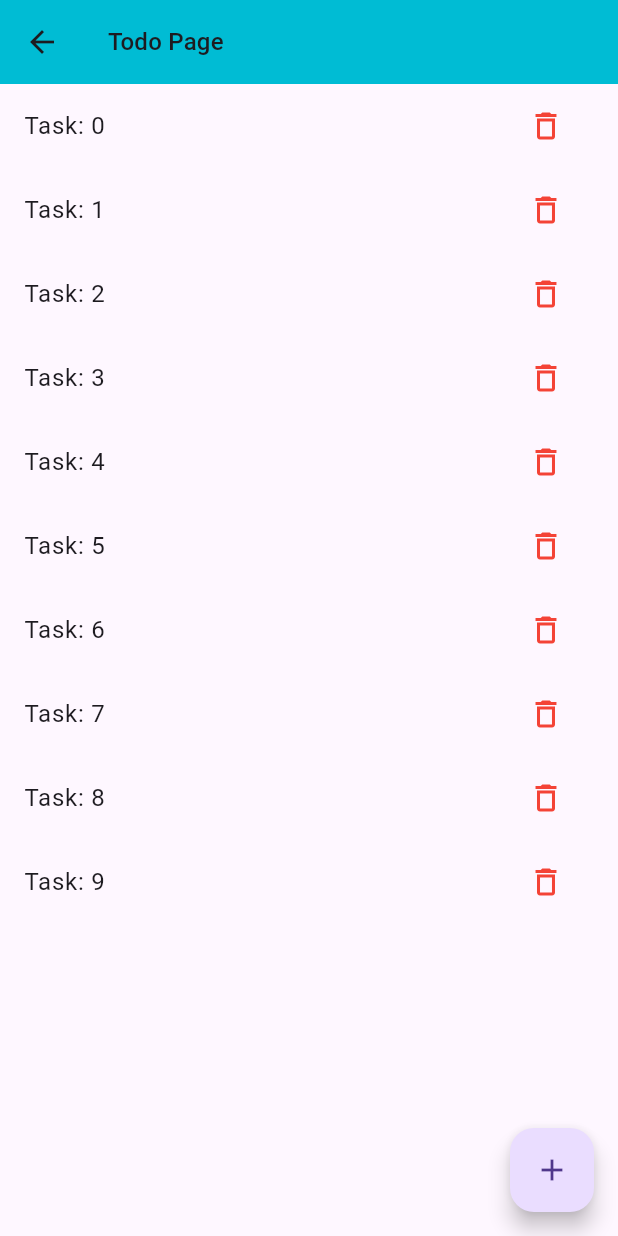
After one commit to javedmughal-058/bloc_practice_project, a Flutter app: the TodoPage screen opened directly, after a tap on the "add" icon, on a phone screen of 412 x 824 dp. The commit adds this screen. Run offline on Flutter 3.47's test engine with Material 3 defaults, Android fonts, the phone set to English and light mode, and no system bars; our stand-ins replace bloc, equatable, flutter_bloc, image_picker.

Commit message:
Todo Example added

```diff
--- a/lib/bloc/image_picker_example/image_picker_bloc.dart
+++ b/lib/bloc/image_picker_example/image_picker_bloc.dart
@@ -7,19 +7,23 @@ import 'image_picker_state.dart';
 
 class ImagePickerBloc extends Bloc<ImagePickerEvent, ImagePickerState> {
   ImagePickerBloc() : super(const ImagePickerState()) {
-    on<PickImageFromCamera>(_pickImageFromGallery);
-    on<PickImageFromGallery>(_pickImageFromCamera);
+    on<PickImageFromCamera>(_pickImageFromCamera);
+    on<PickImageFromGallery>(_pickImageFromGallery);
+    on<ClearImageEvent>(_clearImage);
   }
 
-  Future<void> _pickImageFromGallery(PickImageFromCamera event, Emitter<ImagePickerState> emit) async {
+  void _clearImage(ClearImageEvent event, Emitter<ImagePickerState> emit) async {
+    emit(const ImagePickerState(file: null));
+  }
+  Future<void> _pickImageFromCamera(PickImageFromCamera event, Emitter<ImagePickerState> emit) async {
+    final ImagePickerUtils imagePickerUtils = ImagePickerUtils();
+    XFile? file = await imagePickerUtils.pickImage(imageSource: ImageSource.camera);
+    emit(state.copyWith(file: file));
+  }
+  Future<void> _pickImageFromGallery(PickImageFromGallery event, Emitter<ImagePickerState> emit) async {
     final ImagePickerUtils imagePickerUtils = ImagePickerUtils();
     XFile? file = await imagePickerUtils.pickImage();
     emit(state.copyWith(file: file));
   }
-  Future<void> _pickImageFromCamera(PickImageFromGallery event, Emitter<ImagePickerState> emit) async {
-    final ImagePickerUtils imagePickerUtils = ImagePickerUtils();
-    XFile? file = await imagePickerUtils.pickImage(imageSource: ImageSource.camera);
-    emit(state.copyWith(file: file));
-  }
 
 }
--- a/lib/bloc/image_picker_example/image_picker_event.dart
+++ b/lib/bloc/image_picker_example/image_picker_event.dart
@@ -11,5 +11,6 @@ abstract class ImagePickerEvent extends Equatable{
 
 }
 
+class ClearImageEvent extends ImagePickerEvent{}
 class PickImageFromCamera extends ImagePickerEvent{}
 class PickImageFromGallery extends ImagePickerEvent{}
--- /dev/null
+++ b/lib/bloc/todo_example/todo_bloc.dart
@@ -0,0 +1,29 @@
+import 'package:bloc/bloc.dart';
+import 'package:bloc_practice_project/bloc/todo_example/todo_event.dart';
+import 'package:bloc_practice_project/bloc/todo_example/todo_state.dart';
+
+class TodoBloc extends Bloc<TodoEvent, TodoState>{
+
+  final List<String> todoList = [];
+
+  TodoBloc() :super(const TodoState()){
+    on<AddTodoEvent>(_addTodoItems);
+    on<RemoveTodoEvent>(_removeTodoItem);
+  }
+
+
+  Future<void> _addTodoItems(AddTodoEvent event, Emitter<TodoState> emit) async {
+    todoList.clear();
+    emit(state.copyWith(isLoading: true));
+    await Future.delayed(const Duration(seconds: 1));
+    todoList.add(event.task);
+    emit(state.copyWith(todoList: List.from(todoList), isLoading: false));
+  }
+  void _removeTodoItem(RemoveTodoEvent event, Emitter<TodoState> emit) {
+    print("removing");
+    todoList.remove(event.task);
+    emit(state.copyWith(todoList: List.from(todoList), isLoading: false));
+  }
+
+
+}
--- /dev/null
+++ b/lib/bloc/todo_example/todo_event.dart
@@ -0,0 +1,25 @@
+import 'package:equatable/equatable.dart';
+
+abstract class TodoEvent extends Equatable{
+  const TodoEvent();
+
+}
+
+class AddTodoEvent extends TodoEvent{
+
+  final String task;
+  const AddTodoEvent({required this.task});
+
+  @override
+  // TODO: implement props
+  List<Object?> get props => [task];
+}
+class RemoveTodoEvent extends TodoEvent{
+
+  final Object task;
+  const RemoveTodoEvent({required this.task});
+
+  @override
+  // TODO: implement props
+  List<Object?> get props => [task];
+}
--- /dev/null
+++ b/lib/bloc/todo_example/todo_state.dart
@@ -0,0 +1,20 @@
+import 'package:equatable/equatable.dart';
+
+class TodoState extends Equatable{
+
+  final List<String> todoList;
+  final bool isLoading;
+  const TodoState({this.todoList = const [], this.isLoading = false});
+
+
+  TodoState copyWith({List<String>? todoList, bool? isLoading}){
+    return TodoState(
+        isLoading: isLoading ?? this.isLoading,
+        todoList: todoList ?? this.todoList);
+  }
+
+  @override
+  // TODO: implement props
+  List<Object?> get props => [todoList, isLoading];
+
+}
--- a/lib/main.dart
+++ b/lib/main.dart
@@ -5,6 +5,7 @@ import 'package:flutter/material.dart';
 import 'package:flutter_bloc/flutter_bloc.dart';
 
 import 'bloc/switch_example/switch_bloc.dart';
+import 'bloc/todo_example/todo_bloc.dart';
 
 void main() {
   runApp(const MyApp());
@@ -21,6 +22,7 @@ class MyApp extends StatelessWidget {
         BlocProvider (create: (context) => CounterBloc()),
         BlocProvider (create: (context) => SwitchBloc()),
         BlocProvider (create: (context) => ImagePickerBloc()),
+        BlocProvider (create: (context) => TodoBloc()),
       ],
       child: MaterialApp(
         debugShowCheckedModeBanner: false,
--- a/lib/ui/home_page.dart
+++ b/lib/ui/home_page.dart
@@ -1,4 +1,5 @@
 import 'package:bloc_practice_project/ui/slider_page.dart';
+import 'package:bloc_practice_project/ui/todo_page.dart';
 import 'package:bloc_practice_project/utils/navigator.dart';
 import 'package:bloc_practice_project/ui/counter_page.dart';
 import 'package:bloc_practice_project/ui/widgets/app_bar_widget.dart';
@@ -29,7 +30,7 @@ class HomePage extends StatelessWidget {
               mainAxisAlignment: MainAxisAlignment.spaceEvenly,
               children: [
                 HomeItemWidget(title: 'Image Picker', onTap: ()=> context.push(const ImagePickerPage())),
-                HomeItemWidget(title: 'CRUD (List)', onTap: (){}),
+                HomeItemWidget(title: 'Todo Example', onTap: ()=> context.push(const TodoPage())),
               ],
             ),
           ],
--- /dev/null
+++ b/lib/ui/todo_page.dart
@@ -0,0 +1,49 @@
+import 'package:bloc_practice_project/bloc/todo_example/todo_bloc.dart';
+import 'package:bloc_practice_project/bloc/todo_example/todo_event.dart';
+import 'package:bloc_practice_project/bloc/todo_example/todo_state.dart';
+import 'package:bloc_practice_project/main.dart';
+import 'package:bloc_practice_project/ui/slider_page.dart';
+import 'package:bloc_practice_project/ui/widgets/app_bar_widget.dart';
+import 'package:flutter/material.dart';
+import 'package:flutter_bloc/flutter_bloc.dart';
+
+class TodoPage extends StatelessWidget {
+  const TodoPage({super.key});
+
+  @override
+  Widget build(BuildContext context) {
+    return Scaffold(
+      appBar: appBarWidget(context, title: 'Todo Page'),
+      body: BlocBuilder<TodoBloc, TodoState>(
+        builder: (context, state) {
+          return state.isLoading
+              ? Center(child: CircularProgressIndicator(color: Theme.of(context).primaryColor))
+              : state.todoList.isEmpty
+              ? const Center(child: Text('No Item Added'))
+              : ListView.builder(
+                itemCount: state.todoList.length,
+                itemBuilder: (context, index) {
+                  return ListTile(
+                    title: Text(state.todoList[index]),
+                    trailing: IconButton(
+                      onPressed: () {
+                        context.read<TodoBloc>().add(RemoveTodoEvent(task: state.todoList[index]));
+                      },
+                      icon: Icon(Icons.delete_outline, color: Colors.red.shade500)),
+                  );
+                },
+              );
+        },
+      ),
+      floatingActionButton: FloatingActionButton(
+        tooltip: 'btn',
+        onPressed: () {
+          for (int i = 0; i < 10; i++) {
+            context.read<TodoBloc>().add(AddTodoEvent(task: "Task: $i"));
+          }
+        },
+        child: const Icon(Icons.add),
+      ),
+    );
+  }
+}
```
Also changed, not shown: lib/ui/image_picker_page.dart (+29 -5 lines).
